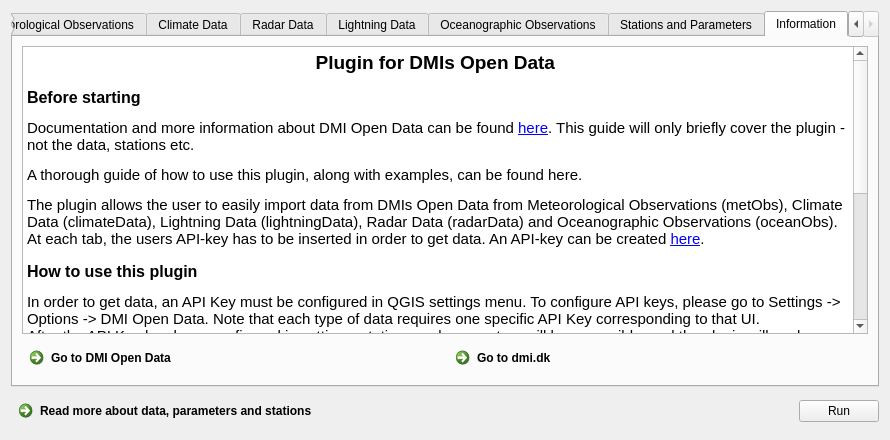
dmidk/Open-Data-QGIS-plugin, file DMI_Open_Data_dialog_base.ui: the form before one commit.
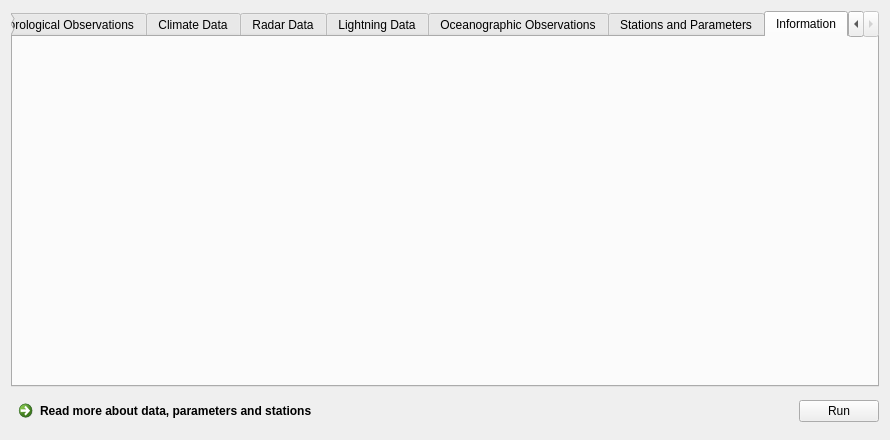
The form after the commit. The open tabs and pages were chosen to show the change. Icons and pictures are not drawn.

Commit message: Refactor, information tab now separate widget

Diff of the .ui file:
```diff
--- a/DMI_Open_Data_dialog_base.ui
+++ b/DMI_Open_Data_dialog_base.ui
@@ -1258,54 +1258,7 @@
       <attribute name="title">
        <string>Information</string>
       </attribute>
-      <layout class="QVBoxLayout" name="verticalLayout_30">
-       <item>
-        <widget class="QTextBrowser" name="textBrowser">
-         <property name="html">
-          <string>&lt;!DOCTYPE HTML PUBLIC &quot;-//W3C//DTD HTML 4.0//EN&quot; &quot;http://www.w3.org/TR/REC-html40/strict.dtd&quot;&gt;
-&lt;html&gt;&lt;head&gt;&lt;meta name=&quot;qrichtext&quot; content=&quot;1&quot; /&gt;&lt;style type=&quot;text/css&quot;&gt;
-p, li { white-space: pre-wrap; }
-&lt;/style&gt;&lt;/head&gt;&lt;body style=&quot; font-family:'Ubuntu'; font-size:11pt; font-weight:400; font-style:normal;&quot;&gt;
-&lt;p align=&quot;center&quot; style=&quot; margin-top:18px; margin-bottom:12px; margin-left:0px; margin-right:0px; -qt-block-indent:0; text-indent:0px;&quot;&gt;&lt;span style=&quot; font-family:'MS Shell Dlg 2'; font-size:14pt; font-weight:600;&quot;&gt;Plugin for DMIs Open Data &lt;/span&gt;&lt;/p&gt;
-&lt;p style=&quot; margin-top:14px; margin-bottom:12px; margin-left:0px; margin-right:0px; -qt-block-indent:0; text-indent:0px;&quot;&gt;&lt;span style=&quot; font-family:'MS Shell Dlg 2'; font-size:12pt; font-weight:600;&quot;&gt;Before starting&lt;/span&gt;&lt;/p&gt;
-&lt;p style=&quot; margin-top:12px; margin-bottom:12px; margin-left:0px; margin-right:0px; -qt-block-indent:0; text-indent:0px;&quot;&gt;&lt;span style=&quot; font-family:'MS Shell Dlg 2';&quot;&gt;Documentation and more information about DMI Open Data can be found &lt;/span&gt;&lt;a href=&quot;https://confluence.govcloud.dk/display/FDAPI/Danish+Meteorological+Institute+-+Open+Data&quot;&gt;&lt;span style=&quot; font-family:'MS Shell Dlg 2'; text-decoration: underline; color:#0000ff;&quot;&gt;here&lt;/span&gt;&lt;/a&gt;&lt;span style=&quot; font-family:'MS Shell Dlg 2';&quot;&gt;. This guide will only briefly cover the plugin - not the data, stations etc.&lt;/span&gt;&lt;/p&gt;
-&lt;p style=&quot; margin-top:12px; margin-bottom:12px; margin-left:0px; margin-right:0px; -qt-block-indent:0; text-indent:0px;&quot;&gt;&lt;span style=&quot; font-family:'MS Shell Dlg 2';&quot;&gt;A thorough guide of how to use this plugin, along with examples, can be found here. &lt;/span&gt;&lt;/p&gt;
-&lt;p style=&quot; margin-top:12px; margin-bottom:12px; margin-left:0px; margin-right:0px; -qt-block-indent:0; text-indent:0px;&quot;&gt;&lt;span style=&quot; font-family:'MS Shell Dlg 2';&quot;&gt;The plugin allows the user to easily import data from DMIs Open Data from Meteorological Observations (metObs), Climate Data (climateData), Lightning Data (lightningData), Radar Data (radarData) and Oceanographic Observations (oceanObs). At each tab, the users API-key has to be inserted in order to get data. An API-key can be created &lt;/span&gt;&lt;a href=&quot;https://confluence.govcloud.dk/display/FDAPI/User+Creation&quot;&gt;&lt;span style=&quot; font-family:'MS Shell Dlg 2'; text-decoration: underline; color:#0000ff;&quot;&gt;here&lt;/span&gt;&lt;/a&gt;&lt;span style=&quot; font-family:'MS Shell Dlg 2';&quot;&gt;.&lt;/span&gt;&lt;/p&gt;
-&lt;p style=&quot; margin-top:14px; margin-bottom:12px; margin-left:0px; margin-right:0px; -qt-block-indent:0; text-indent:0px;&quot;&gt;&lt;span style=&quot; font-family:'MS Shell Dlg 2'; font-size:12pt; font-weight:600;&quot;&gt;How to use this plugin&lt;/span&gt;&lt;/p&gt;
-&lt;p style=&quot; margin-top:12px; margin-bottom:12px; margin-left:0px; margin-right:0px; -qt-block-indent:0; text-indent:0px;&quot;&gt;&lt;span style=&quot; font-family:'MS Shell Dlg 2';&quot;&gt;In order to get data, an API Key must be configured in QGIS settings menu. To configure API keys, please go to Settings -&amp;gt; Options -&amp;gt; DMI Open Data. Note that each type of data requires one specific API Key corresponding to that UI. &lt;br /&gt;After the API Key has been configured in settings, stations and parameters will be accessible, and the plugin will work as intended. &lt;/span&gt;&lt;/p&gt;
-&lt;p style=&quot; margin-top:12px; margin-bottom:12px; margin-left:0px; margin-right:0px; -qt-block-indent:0; text-indent:0px;&quot;&gt;&lt;span style=&quot; font-family:'MS Shell Dlg 2';&quot;&gt;Things to note when using the plugin: &lt;/span&gt;&lt;/p&gt;
-&lt;ul style=&quot;margin-top: 0px; margin-bottom: 0px; margin-left: 0px; margin-right: 0px; -qt-list-indent: 1;&quot;&gt;&lt;li style=&quot; font-family:'MS Shell Dlg 2';&quot; style=&quot; margin-top:12px; margin-bottom:0px; margin-left:0px; margin-right:0px; -qt-block-indent:0; text-indent:0px;&quot;&gt;Maximum amount of parameters available is 7.&lt;/li&gt;
-&lt;li style=&quot; font-family:'MS Shell Dlg 2';&quot; style=&quot; margin-top:0px; margin-bottom:0px; margin-left:0px; margin-right:0px; -qt-block-indent:0; text-indent:0px;&quot;&gt;Internet is neccessary in order to open the plugin and get data.&lt;/li&gt;
-&lt;li style=&quot; font-family:'MS Shell Dlg 2';&quot; style=&quot; margin-top:0px; margin-bottom:0px; margin-left:0px; margin-right:0px; -qt-block-indent:0; text-indent:0px;&quot;&gt;Sort the data in a manner that your QGIS can handle. Otherwise there is a risk of crashing.&lt;/li&gt;
-&lt;li style=&quot; font-family:'MS Shell Dlg 2';&quot; style=&quot; margin-top:0px; margin-bottom:12px; margin-left:0px; margin-right:0px; -qt-block-indent:0; text-indent:0px;&quot;&gt;Be sure to read about the stations and parameters, as not all stations measure all parameters. A list of meteorological stations and their associated parameters can also be found &lt;a href=&quot;https://confluence.govcloud.dk/pages/viewpage.action?pageId=53086560&quot;&gt;&lt;span style=&quot; text-decoration: underline; color:#0000ff;&quot;&gt;here&lt;/span&gt;&lt;/a&gt;.&lt;/li&gt;&lt;/ul&gt;
-&lt;p style=&quot; margin-top:12px; margin-bottom:12px; margin-left:0px; margin-right:0px; -qt-block-indent:0; text-indent:0px;&quot;&gt;&lt;span style=&quot; font-family:'MS Shell Dlg 2';&quot;&gt;If you have any questions about the plugin or DMI Open Data then please contact us. &lt;/span&gt;&lt;/p&gt;
-&lt;p style=&quot; margin-top:12px; margin-bottom:12px; margin-left:0px; margin-right:0px; -qt-block-indent:0; text-indent:0px;&quot;&gt;&lt;span style=&quot; font-family:'MS Shell Dlg 2';&quot;&gt;Go to &lt;/span&gt;&lt;a href=&quot;https://www.dmi.dk/kontakt/frie-data/&quot;&gt;&lt;span style=&quot; font-family:'MS Shell Dlg 2'; text-decoration: underline; color:#0000ff;&quot;&gt;Contact form&lt;/span&gt;&lt;/a&gt;&lt;span style=&quot; font-family:'MS Shell Dlg 2'; font-weight:600;&quot;&gt;&lt;br /&gt;&lt;/span&gt;&lt;span style=&quot; font-family:'MS Shell Dlg 2';&quot;&gt;Call DMI support: +45 39 15 75 00&lt;/span&gt;&lt;/p&gt;
-&lt;p style=&quot; margin-top:12px; margin-bottom:12px; margin-left:0px; margin-right:0px; -qt-block-indent:0; text-indent:0px;&quot;&gt;&lt;img src=&quot;https://confluence.govcloud.dk/download/thumbnails/41718638/Open%20Data%20-%20Hvid%20baggrund%20med%20bl%C3%A5%20cirkler%20og%20tekst.png?version=1&amp;amp;modificationDate=1622790552000&amp;amp;api=v2&quot; width=&quot;100&quot; height=&quot;100&quot; /&gt;&lt;/p&gt;&lt;/body&gt;&lt;/html&gt;</string>
-         </property>
-         <property name="openExternalLinks">
-          <bool>true</bool>
-         </property>
-        </widget>
-       </item>
-       <item>
-        <layout class="QHBoxLayout" name="horizontalLayout_20">
-         <item>
-          <widget class="QCommandLinkButton" name="dmi_open_data">
-           <property name="text">
-            <string>Go to DMI Open Data</string>
-           </property>
-          </widget>
-         </item>
-         <item>
-          <widget class="QCommandLinkButton" name="dmi_dk">
-           <property name="text">
-            <string>Go to dmi.dk</string>
-           </property>
-          </widget>
-         </item>
-        </layout>
-       </item>
-      </layout>
+      <layout class="QVBoxLayout" name="verticalLayout_30"/>
      </widget>
     </widget>
    </item>
```
Left out of the diff: 24 changed lines with no effect on the pictures. The commit also changes 6 other files.
